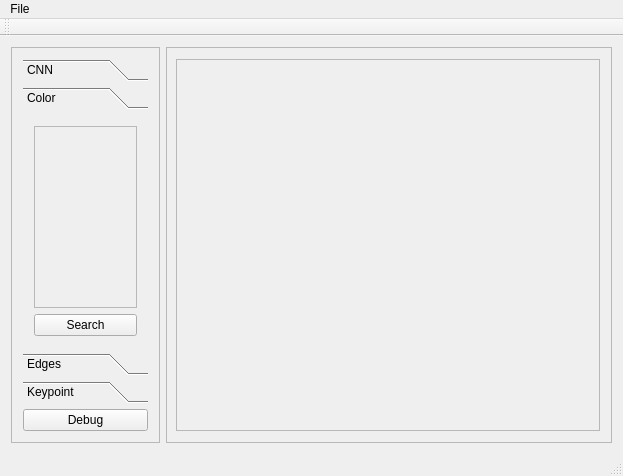
theuerse/vr18, file VideoRetrievalBrowser/mainwindow.ui: the form before one commit.
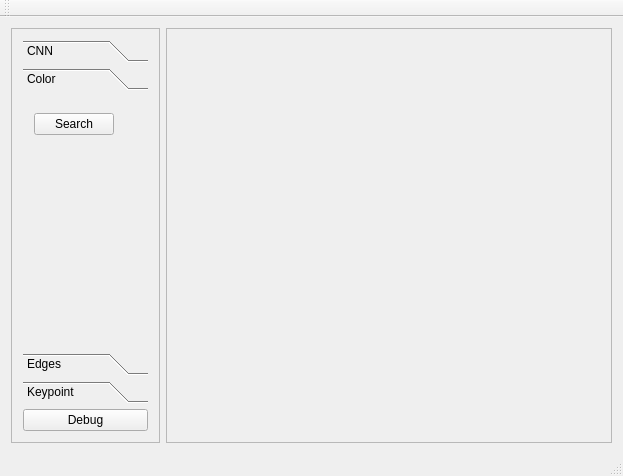
The form after the commit. The open tabs and pages were chosen to show the change.

Commit message:
Implemented color picker UI and functionality
- Made it extra fancy for Sebastian
- Additional minor UI improvements

```diff
--- a/VideoRetrievalBrowser/mainwindow.ui
+++ b/VideoRetrievalBrowser/mainwindow.ui
@@ -55,10 +55,53 @@
             <widget class="QComboBox" name="comboBox"/>
            </item>
            <item>
-            <widget class="QPushButton" name="pushButton">
-             <property name="text">
-              <string>Search</string>
+            <widget class="QFrame" name="frame">
+             <property name="frameShape">
+              <enum>QFrame::NoFrame</enum>
              </property>
+             <property name="frameShadow">
+              <enum>QFrame::Raised</enum>
+             </property>
+             <property name="lineWidth">
+              <number>0</number>
+             </property>
+             <layout class="QHBoxLayout" name="horizontalLayout_2">
+              <property name="spacing">
+               <number>0</number>
+              </property>
+              <property name="leftMargin">
+               <number>0</number>
+              </property>
+              <property name="topMargin">
+               <number>0</number>
+              </property>
+              <property name="rightMargin">
+               <number>0</number>
+              </property>
+              <property name="bottomMargin">
+               <number>0</number>
+              </property>
+              <item>
+               <widget class="QPushButton" name="CNNsearchButton">
+                <property name="text">
+                 <string>Search</string>
+                </property>
+               </widget>
+              </item>
+              <item>
+               <spacer name="horizontalSpacer">
+                <property name="orientation">
+                 <enum>Qt::Horizontal</enum>
+                </property>
+                <property name="sizeHint" stdset="0">
+                 <size>
+                  <width>3</width>
+                  <height>20</height>
+                 </size>
+                </property>
+               </spacer>
+              </item>
+             </layout>
             </widget>
            </item>
            <item>
@@ -90,21 +133,77 @@
           </attribute>
           <layout class="QVBoxLayout" name="verticalLayout_3">
            <item>
-            <widget class="QFrame" name="frame">
+            <widget class="QFrame" name="colorPickerFrame">
              <property name="frameShape">
-              <enum>QFrame::StyledPanel</enum>
+              <enum>QFrame::NoFrame</enum>
+             </property>
+             <property name="frameShadow">
+              <enum>QFrame::Plain</enum>
+             </property>
+             <property name="lineWidth">
+              <number>0</number>
+             </property>
+            </widget>
+           </item>
+           <item>
+            <widget class="QFrame" name="frame_2">
+             <property name="frameShape">
+              <enum>QFrame::NoFrame</enum>
              </property>
              <property name="frameShadow">
               <enum>QFrame::Raised</enum>
              </property>
+             <property name="lineWidth">
+              <number>0</number>
+             </property>
+             <layout class="QHBoxLayout" name="horizontalLayout_3">
+              <property name="leftMargin">
+               <number>0</number>
+              </property>
+              <property name="topMargin">
+               <number>0</number>
+              </property>
+              <property name="rightMargin">
+               <number>0</number>
+              </property>
+              <property name="bottomMargin">
+               <number>0</number>
+              </property>
+              <item>
+               <widget class="QPushButton" name="colorSearchButton">
+                <property name="text">
+                 <string>Search</string>
+                </property>
+               </widget>
+              </item>
+              <item>
+               <spacer name="horizontalSpacer_2">
+                <property name="orientation">
+                 <enum>Qt::Horizontal</enum>
+                </property>
+                <property name="sizeHint" stdset="0">
+                 <size>
+                  <width>40</width>
+                  <height>20</height>
+                 </size>
+                </property>
+               </spacer>
+              </item>
+             </layout>
             </widget>
            </item>
            <item>
-            <widget class="QPushButton" name="pushButton_2">
-             <property name="text">
-              <string>Search</string>
+            <spacer name="verticalSpacer_4">
+             <property name="orientation">
+              <enum>Qt::Vertical</enum>
              </property>
-            </widget>
+             <property name="sizeHint" stdset="0">
+              <size>
+               <width>20</width>
+               <height>40</height>
+              </size>
+             </property>
+            </spacer>
            </item>
           </layout>
          </widget>
@@ -199,14 +298,26 @@
        </sizepolicy>
       </property>
       <property name="frameShape">
-       <enum>QFrame::StyledPanel</enum>
+       <enum>QFrame::NoFrame</enum>
       </property>
       <property name="frameShadow">
        <enum>QFrame::Raised</enum>
       </property>
+      <property name="lineWidth">
+       <number>0</number>
+      </property>
       <layout class="QVBoxLayout" name="verticalLayout_6">
        <property name="leftMargin">
-        <number>9</number>
+        <number>0</number>
+       </property>
+       <property name="topMargin">
+        <number>0</number>
+       </property>
+       <property name="rightMargin">
+        <number>0</number>
+       </property>
+       <property name="bottomMargin">
+        <number>0</number>
        </property>
        <item>
         <widget class="QScrollArea" name="scrollArea">
@@ -218,8 +329,8 @@
            <rect>
             <x>0</x>
             <y>0</y>
-            <width>427</width>
-            <height>375</height>
+            <width>447</width>
+            <height>395</height>
            </rect>
           </property>
          </widget>
@@ -239,12 +350,6 @@
      <height>22</height>
     </rect>
    </property>
-   <widget class="QMenu" name="menuFile">
-    <property name="title">
-     <string>File</string>
-    </property>
-   </widget>
-   <addaction name="menuFile"/>
   </widget>
   <widget class="QToolBar" name="mainToolBar">
    <attribute name="toolBarArea">
```
Left out of the diff: 96 changed lines with no effect on the pictures. The commit also changes 3 other files.
